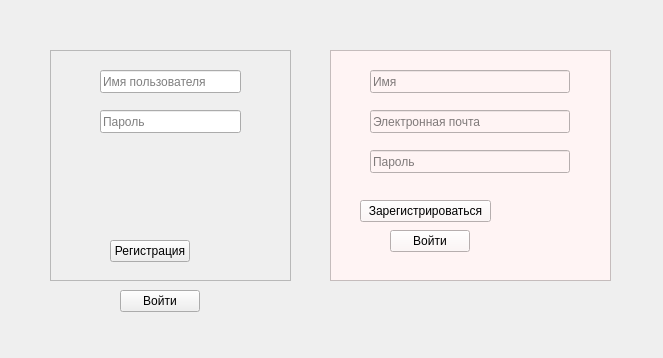
Above: login.ui from Alexx-Alt/QtProject before the change. Below: the same form after it.
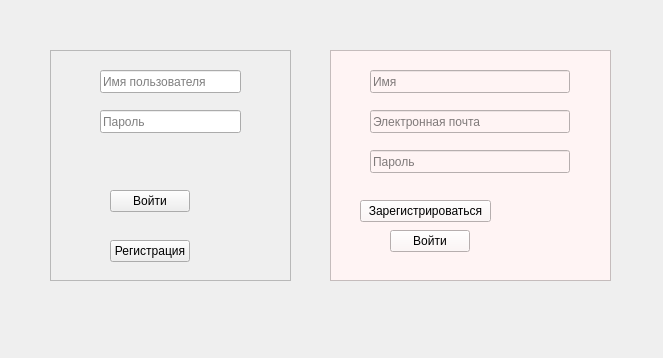
That is the form after the change.

```diff
--- a/login.ui
+++ b/login.ui
@@ -157,12 +157,11 @@
      <string>Регистрация</string>
     </property>
    </widget>
-  </widget>
   <widget class="QPushButton" name="LoginButton">
    <property name="geometry">
     <rect>
-     <x>120</x>
-     <y>290</y>
+      <x>60</x>
+      <y>140</y>
      <width>80</width>
      <height>22</height>
     </rect>
@@ -171,9 +170,9 @@
     <string>Войти</string>
    </property>
   </widget>
+  </widget>
   <zorder>frame</zorder>
   <zorder>registerframe</zorder>
-  <zorder>LoginButton</zorder>
  </widget>
  <resources/>
  <connections/>
```
Lines whose indentation alone changed are shown as unchanged.
